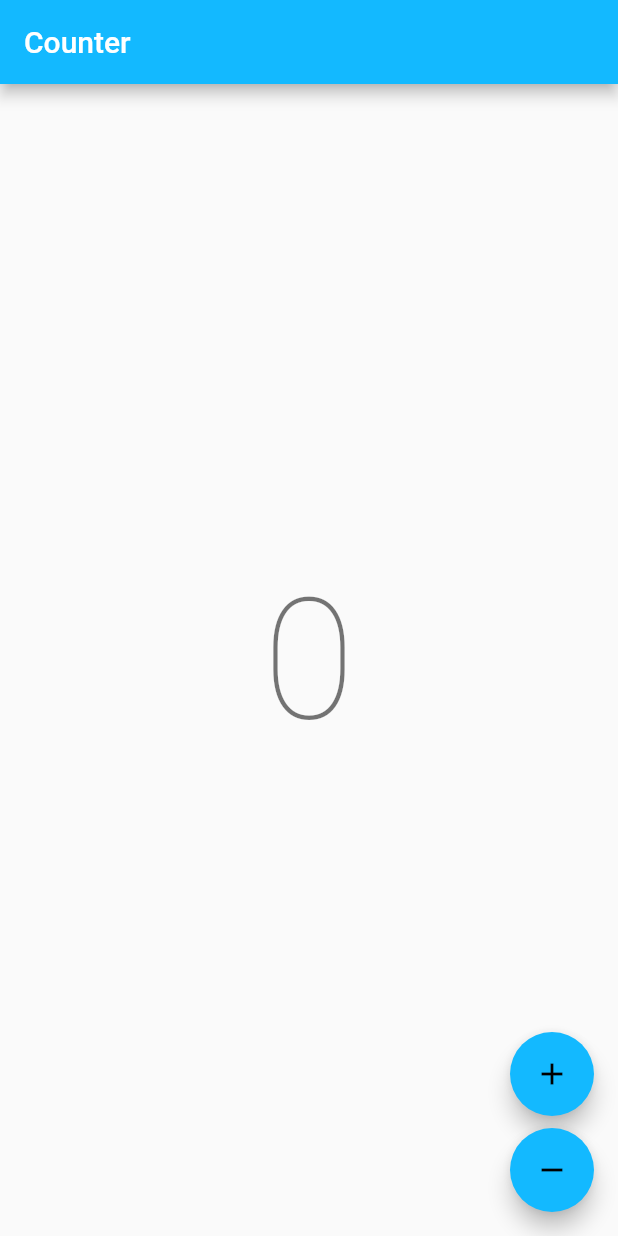
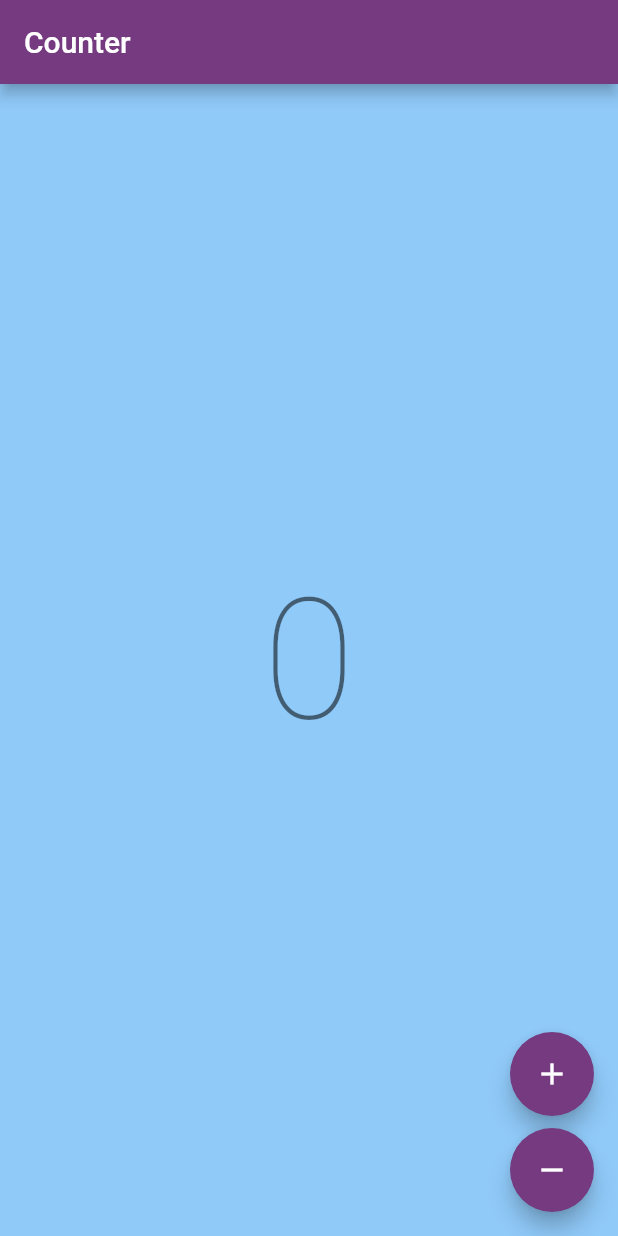
Before and after one commit to iAbhishekPatil/pet_perfect_assignment, a Flutter app: the screen it shows after launch, on a phone screen of 412 x 824 dp. Run offline on Flutter 3.47's test engine with Material 2 defaults, Android fonts, the phone set to English and light mode, and no system bars; our stand-ins replace bloc, flutter_bloc; generated files the repository leaves out were written again.

Commit message:
Minor change

```diff
--- a/lib/app/view/app.dart
+++ b/lib/app/view/app.dart
@@ -17,10 +17,12 @@ class App extends StatelessWidget {
   Widget build(BuildContext context) {
     return MaterialApp(
       theme: ThemeData(
-        appBarTheme: const AppBarTheme(color: Color(0xFF13B9FF)),
+        appBarTheme:
+            const AppBarTheme(color: Color.fromARGB(255, 117, 58, 127)),
         colorScheme: ColorScheme.fromSwatch(
-          accentColor: const Color(0xFF13B9FF),
+          accentColor: const Color.fromARGB(255, 117, 58, 127),
         ),
+        backgroundColor: const Color.fromARGB(255, 250, 200, 255),
       ),
       localizationsDelegates: const [
         AppLocalizations.delegate,
--- a/lib/counter/view/counter_page.dart
+++ b/lib/counter/view/counter_page.dart
@@ -29,6 +29,7 @@ class CounterView extends StatelessWidget {
   Widget build(BuildContext context) {
     final l10n = context.l10n;
     return Scaffold(
+      backgroundColor: Theme.of(context).backgroundColor,
       appBar: AppBar(title: Text(l10n.counterAppBarTitle)),
       body: const Center(child: CounterText()),
       floatingActionButton: Column(
```
Also changed, not shown: 1 other file.
